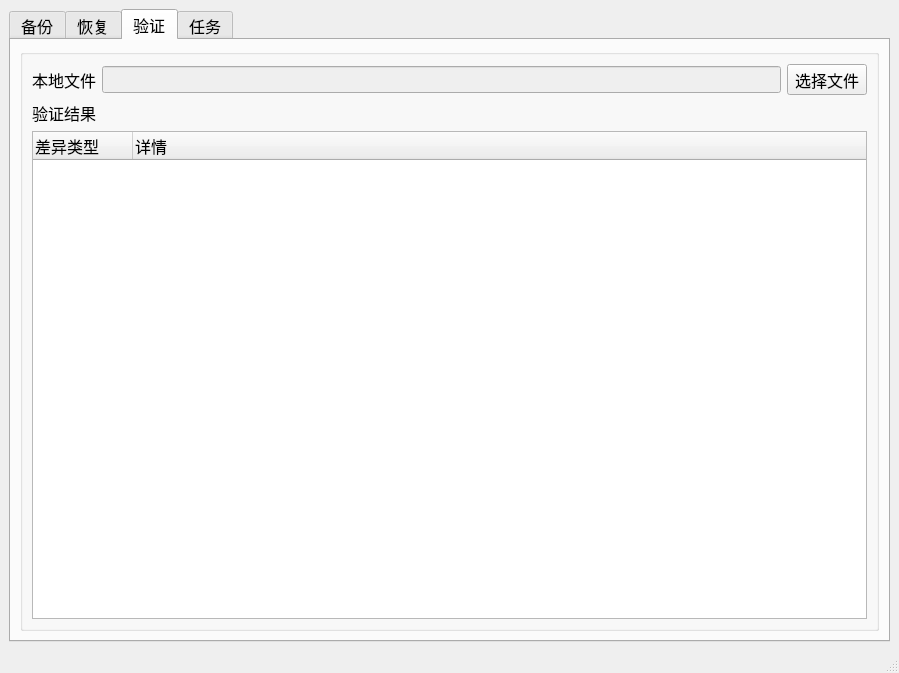
First picture: the form in BackupGUI/mainwindow.ui, repository skifisy/FilesBackup, before the edit.
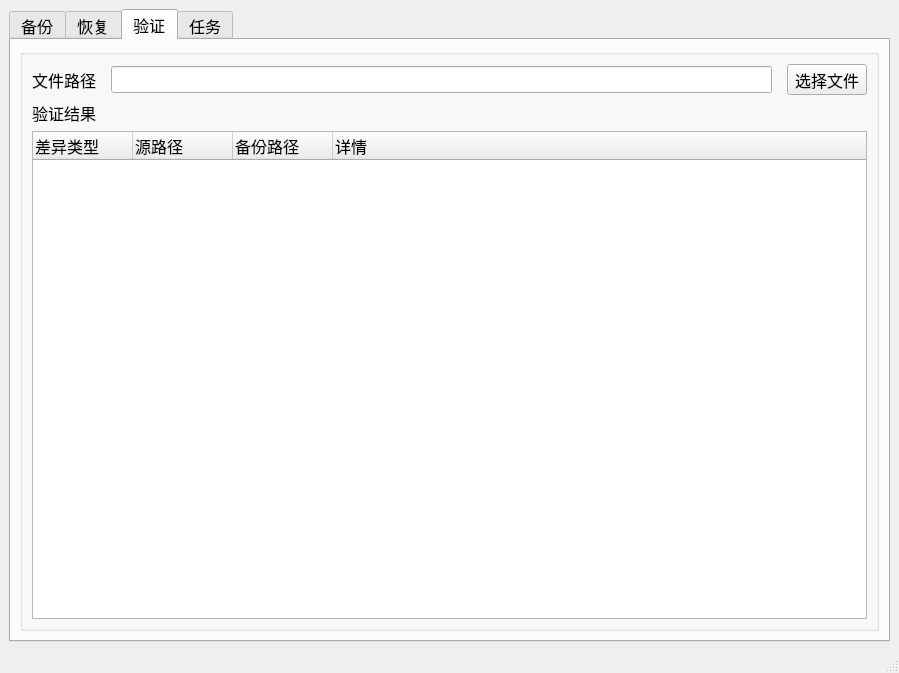
Second picture: the form after the edit. The open tabs and pages were chosen to show the change. Icons and pictures are not drawn.

Commit message: 文件验证功能

```diff
--- a/BackupGUI/mainwindow.ui
+++ b/BackupGUI/mainwindow.ui
@@ -442,17 +442,20 @@
           <layout class="QVBoxLayout" name="verticalLayout_5">
            <item>
             <layout class="QHBoxLayout" name="horizontalLayout_6">
+             <property name="spacing">
+              <number>15</number>
+             </property>
              <item>
               <widget class="QLabel" name="label_13">
                <property name="text">
-                <string>本地文件</string>
+                <string>文件路径</string>
                </property>
               </widget>
              </item>
              <item>
-              <widget class="QLineEdit" name="localFileRestoreLineEdit_2">
-               <property name="enabled">
-                <bool>false</bool>
+              <widget class="QLineEdit" name="restoreFileCheckLineEdit">
+               <property name="readOnly">
+                <bool>true</bool>
                </property>
               </widget>
              </item>
@@ -508,6 +511,16 @@
                <string>差异类型</string>
               </property>
              </column>
+             <column>
+              <property name="text">
+               <string>源路径</string>
+              </property>
+             </column>
+             <column>
+              <property name="text">
+               <string>备份路径</string>
+              </property>
+             </column>
              <column>
               <property name="text">
                <string>详情</string>
```
Left out of the diff: 8 changed lines with no effect on the pictures. The commit also changes 24 other files.
